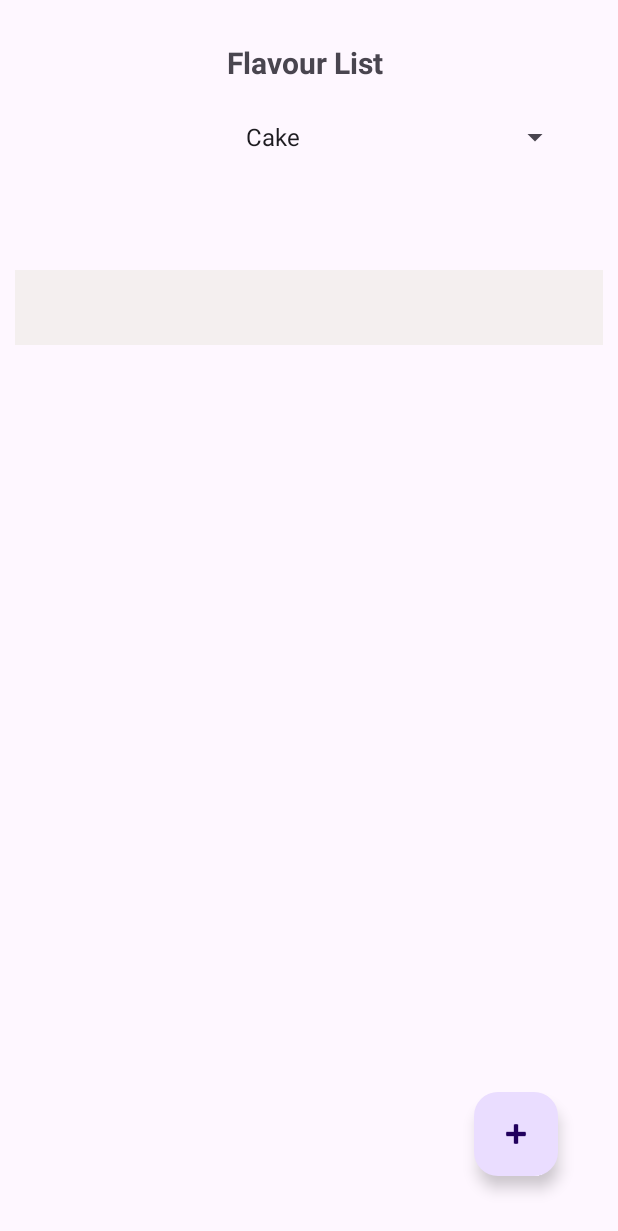
After one commit to Kirt22/Cake-Order-App, an Android app: the FlavourListOperations screen opened directly, with no data from a screen before it, on a phone screen of 412 x 824 dp. The commit adds this screen. Shown: the top 1231 px of the screen. Run offline under Robolectric (Android 15) with nearby library versions, the phone set to English and light mode, and no system bars; 2 statements that could not run were skipped.

Commit message:
commit 4

```diff
--- /dev/null
+++ b/app/src/main/java/com/example/recordapplication/FlavourListOperations.java
@@ -0,0 +1,204 @@
+package com.example.recordapplication;
+
+import androidx.appcompat.app.AppCompatActivity;
+import androidx.recyclerview.widget.LinearLayoutManager;
+import androidx.recyclerview.widget.RecyclerView;
+
+import android.content.Intent;
+import android.os.Bundle;
+import android.util.Log;
+import android.view.View;
+import android.widget.Adapter;
+import android.widget.AdapterView;
+import android.widget.ArrayAdapter;
+import android.widget.Spinner;
+
+import com.google.android.material.floatingactionbutton.FloatingActionButton;
+
+import java.util.ArrayList;
+
+public class FlavourListOperations extends AppCompatActivity implements FlavourRecyclerViewInterface ,AdapterView.OnItemSelectedListener, FlavourDialog.FlavourDialogListener {
+
+    private Spinner flavourSelectorSpinner;
+    private RecyclerView flavourListRv;
+    private FloatingActionButton addFlavourBtn;
+    private String bakeryType = "Cake";
+    private String dialogFlavour;
+    private ArrayList<flavoursModelClass> cakeFlavourList, cheeseCakeFlavourList, cupCakeFlavourList;
+    FlavoursAdapter flavoursAdapter;
+    FlavourRecyclerViewInterface flavourRecyclerViewInterface;
+
+    @Override
+    protected void onCreate(Bundle savedInstanceState) {
+        super.onCreate(savedInstanceState);
+        setContentView(R.layout.activity_flavour_list_operations);
+
+        initialiseViews();
+
+        String[] bakeryTypeList = getResources().getStringArray(R.array.Bakery_Type_Array);
+        ArrayAdapter adapter = new ArrayAdapter(this, android.R.layout.simple_spinner_item, bakeryTypeList);
+        adapter.setDropDownViewResource(android.R.layout.simple_spinner_dropdown_item);
+        flavourSelectorSpinner.setAdapter(adapter);
+        flavourSelectorSpinner.setOnItemSelectedListener(this);
+
+        Log.d("FlavourListOperations", "onCreate: bakeryType-" + bakeryType);
+
+        LinearLayoutManager linearLayoutManager = new LinearLayoutManager(this, LinearLayoutManager.VERTICAL, false);
+        flavourListRv.setLayoutManager(linearLayoutManager);
+
+        if(bakeryType.equals("Cake")) {
+            cakeFlavourList = generateFlavourList(cakeFlavourList, bakeryType);
+            if(cakeFlavourList != null) {
+                flavoursAdapter = new FlavoursAdapter(cakeFlavourList);
+                flavourListRv.setAdapter(flavoursAdapter);
+            } else {
+                Log.d("FlavourListOperations", "onCreate: CakeFlavourList empty");
+            }
+        } else if(bakeryType.equals("Cheese Cake")) {
+            cheeseCakeFlavourList = generateFlavourList(cheeseCakeFlavourList, bakeryType);
+            if(cheeseCakeFlavourList != null) {
+                flavoursAdapter = new FlavoursAdapter(cheeseCakeFlavourList);
+                flavourListRv.setAdapter(flavoursAdapter);
+            }
+        } else if(bakeryType.equals("Cup Cake")) {
+            cupCakeFlavourList = generateFlavourList(cupCakeFlavourList, bakeryType);
+            if(cupCakeFlavourList != null) {
+                flavoursAdapter = new FlavoursAdapter(cupCakeFlavourList);
+                flavourListRv.setAdapter(flavoursAdapter);
+            }
+        } else {
+            Log.d("FlavourListOperations", "onCreate: Error!");
+        }
+
+
+        addFlavourBtn.setOnClickListener(new View.OnClickListener() {
+            @Override
+            public void onClick(View v) {
+                openDialog();
+            }
+        });
+    }
+
+    private void initialiseViews() {
+        flavourListRv = findViewById(R.id.flavourListRv);
+        flavourSelectorSpinner = findViewById(R.id.flavourSelectorSpinner);
+        addFlavourBtn = findViewById(R.id.addFlavourBtn);
+    }
+
+    private void openDialog() {
+        FlavourDialog flavourDialog = new FlavourDialog();
+        flavourDialog.show(getSupportFragmentManager(), "Add Flavour Dialog");
+    }
+
+    private ArrayList<flavoursModelClass> generateFlavourList(ArrayList<flavoursModelClass> flavourList, String bakeryType) {
+        databaseHelper dbObj = new databaseHelper(FlavourListOperations.this);
+
+        if(bakeryType.equals("Cake")) {
+            flavourList = dbObj.getCakeFlavour();
+            return flavourList;
+        } else if(bakeryType.equals("Cheese Cake")) {
+            flavourList = dbObj.getCheeseCakeFlavour();
+            return flavourList;
+        } else if(bakeryType.equals("Cup Cake")) {
+            flavourList = dbObj.getCupCakeFlavour();
+            return flavourList;
+        } else {
+            Log.d("FlavourListOperations", "generateFlavourList: Error!");
+        }
+
+        return null;
+    }
+
+    @Override
+    public void applyText(String newFlavour) {
+        dialogFlavour = newFlavour;
+        databaseHelper dbObj = new databaseHelper(this);
+        boolean success;
+        ArrayList<flavoursModelClass> newFlavourList = new ArrayList<>();
+
+        if(bakeryType.equals("Cake")) {
+            success = dbObj.insertCakeFlavour(newFlavour);
+            if(success == true) {
+                newFlavourList = generateFlavourList(newFlavourList, "Cake");
+                if (flavoursAdapter == null) {
+                    flavoursAdapter = new FlavoursAdapter(newFlavourList);
+                    flavourListRv.setAdapter(flavoursAdapter);
+                } else {
+                    flavoursAdapter.notifyItemInserted(newFlavourList.size());
+                }
+            }else {
+                Log.d("FlavourListOperations", "applyText: error");
+            }
+        } else if(bakeryType.equals("Cheese Cake")) {
+            success = dbObj.insertCheeseCakeFlavour(newFlavour);
+            if(success == true) {
+                newFlavourList = generateFlavourList(newFlavourList, "Cheese Cake");
+                if (flavoursAdapter == null) {
+                    flavoursAdapter = new FlavoursAdapter(newFlavourList);
+                    flavourListRv.setAdapter(flavoursAdapter);
+                } else {
+                    flavoursAdapter.notifyDataSetChanged();
+                }
+            } else {
+                Log.d("FlavourListOperations", "applyText: error");
+            }
+        } else if(bakeryType.equals("Cup Cake")) {
+            success = dbObj.insertCupCakeFlavour(newFlavour);
+            if(success == true) {
+                newFlavourList = generateFlavourList(newFlavourList, "Cup Cake");
+                if (flavoursAdapter == null) {
+                    flavoursAdapter = new FlavoursAdapter(newFlavourList);
+                    flavourListRv.setAdapter(flavoursAdapter);
+                } else {
+                    flavoursAdapter.notifyDataSetChanged();
+                }
+            }
+            flavoursAdapter.notifyDataSetChanged();
+        } else {
+            Log.d("FlavourListOperations", "applyText: Failed to add item");
+        }
+    }
+
+    @Override
+    public void onItemSelected(AdapterView<?> parent, View view, int position, long id) {
+        String valFromSpinner = parent.getItemAtPosition(position).toString();
+        bakeryType = valFromSpinner;
+
+        if(bakeryType.equals("Cake")) {
+            cakeFlavourList = generateFlavourList(cakeFlavourList, bakeryType);
+            if(cakeFlavourList != null) {
+                flavoursAdapter = new FlavoursAdapter(cakeFlavourList);
+                flavourListRv.setAdapter(flavoursAdapter);
+            } else {
+                Log.d("FlavourListOperations", "onCreate: CakeFlavourList empty");
+            }
+        } else if(bakeryType.equals("Cheese Cake")) {
+            cheeseCakeFlavourList = generateFlavourList(cheeseCakeFlavourList, bakeryType);
+            if(cheeseCakeFlavourList != null) {
+                flavoursAdapter = new FlavoursAdapter(cheeseCakeFlavourList);
+                flavourListRv.setAdapter(flavoursAdapter);
+            }
+        } else if(bakeryType.equals("Cup Cake")) {
+            cupCakeFlavourList = generateFlavourList(cupCakeFlavourList, bakeryType);
+            if(cupCakeFlavourList != null) {
+                flavoursAdapter = new FlavoursAdapter(cupCakeFlavourList);
+                flavourListRv.setAdapter(flavoursAdapter);
+            }
+        } else {
+            Log.d("FlavourListOperations", "onCreate: Error!");
+        }
+
+        Log.d("FlavourListOperations", "onItemSelected: bakeryItem-" + bakeryType);
+    }
+
+    @Override
+    public void onNothingSelected(AdapterView<?> parent) {
+
+    }
+
+    @Override
+    public void itemClicked(flavoursModelClass flavoursModelClassObj) {
+        Intent intent = new Intent(FlavourListOperations.this, flavourOperations.class);
+
+    }
+}
--- /dev/null
+++ b/app/src/main/java/com/example/recordapplication/FlavourRecyclerViewInterface.java
@@ -0,0 +1,5 @@
+package com.example.recordapplication;
+
+public interface FlavourRecyclerViewInterface {
+    void itemClicked(flavoursModelClass flavoursModelClassObj);
+}
--- /dev/null
+++ b/app/src/main/java/com/example/recordapplication/FlavoursAdapter.java
@@ -0,0 +1,61 @@
+package com.example.recordapplication;
+
+import android.content.ContentValues;
+import android.content.Context;
+import android.view.LayoutInflater;
+import android.view.View;
+import android.view.ViewGroup;
+import android.widget.TextView;
+
+import androidx.annotation.NonNull;
+import androidx.cardview.widget.CardView;
+import androidx.recyclerview.widget.RecyclerView;
+
+import java.util.ArrayList;
+
+public class FlavoursAdapter extends RecyclerView.Adapter<FlavoursAdapter.myViewHolder> {
+    ArrayList<flavoursModelClass> newFlavour;
+    FlavourRecyclerViewInterface flavourRecyclerViewInterface;
+
+    public FlavoursAdapter(ArrayList<flavoursModelClass> newFlavour) {
+        this.newFlavour = newFlavour;
+    }
+
+    @NonNull
+    @Override
+    public FlavoursAdapter.myViewHolder onCreateViewHolder(@NonNull ViewGroup parent, int viewType) {
+        View view = LayoutInflater.from(parent.getContext()).inflate(R.layout.flavour_rv_itemlist, parent, false);
+        return new FlavoursAdapter.myViewHolder(view);
+    }
+
+    @Override
+    public void onBindViewHolder(@NonNull FlavoursAdapter.myViewHolder holder, int position) {
+        String flavour = newFlavour.get(position).getFlavour();
+        holder.newFlavour.setText(flavour);
+        flavoursModelClass flavoursModelClassObj = newFlavour.get(position);
+
+        holder.flavourCardView.setOnClickListener(new View.OnClickListener() {
+            @Override
+            public void onClick(View v) {
+                flavourRecyclerViewInterface.itemClicked(flavoursModelClassObj);
+            }
+        });
+    }
+
+    @Override
+    public int getItemCount() {
+        return newFlavour.size();
+    }
+
+
+    public class myViewHolder extends RecyclerView.ViewHolder {
+        TextView newFlavour;
+        CardView flavourCardView;
+
+        public myViewHolder(@NonNull View itemView) {
+            super(itemView);
+            flavourCardView = itemView.findViewById(R.id.flavourCardView);
+            newFlavour = itemView.findViewById(R.id.newFlavour);
+        }
+    }
+}
--- a/app/src/main/java/com/example/recordapplication/EditRecord.java
+++ b/app/src/main/java/com/example/recordapplication/flavourOperations.java
@@ -4,11 +4,11 @@ import androidx.appcompat.app.AppCompatActivity;
 
 import android.os.Bundle;
 
-public class EditRecord extends AppCompatActivity {
+public class flavourOperations extends AppCompatActivity {
 
     @Override
     protected void onCreate(Bundle savedInstanceState) {
         super.onCreate(savedInstanceState);
-        setContentView(R.layout.activity_edit_record);
+        setContentView(R.layout.activity_flavour_operations);
     }
 }
--- a/app/src/main/java/com/example/recordapplication/parentRvAdapter.java
+++ b/app/src/main/java/com/example/recordapplication/parentRvAdapter.java
@@ -62,7 +62,7 @@ public class parentRvAdapter extends RecyclerView.Adapter<parentRvAdapter.myView
         return parentRvModelClassArrayList.size();
     }
 
-    class myViewHolder extends RecyclerView.ViewHolder {
+    static class myViewHolder extends RecyclerView.ViewHolder {
 
         TextView parent_rv_tv2, noOrderMsgTxt;
         RecyclerView sub_rv;
--- /dev/null
+++ b/app/src/main/res/layout/activity_flavour_list_operations.xml
@@ -0,0 +1,53 @@
+<?xml version="1.0" encoding="utf-8"?>
+<androidx.constraintlayout.widget.ConstraintLayout xmlns:android="http://schemas.android.com/apk/res/android"
+    xmlns:app="http://schemas.android.com/apk/res-auto"
+    xmlns:tools="http://schemas.android.com/tools"
+    android:layout_width="match_parent"
+    android:layout_height="match_parent"
+    tools:context=".FlavourListOperations">
+
+    <TextView
+        android:id="@+id/flavourListTitle"
+        android:layout_width="wrap_content"
+        android:layout_height="wrap_content"
+        android:layout_marginTop="28dp"
+        android:text="Flavour List "
+        android:textSize="20dp"
+        android:textStyle="bold"
+        app:layout_constraintEnd_toEndOf="parent"
+        app:layout_constraintHorizontal_bias="0.498"
+        app:layout_constraintStart_toStartOf="parent"
+        app:layout_constraintTop_toTopOf="parent" />
+
+    <Spinner
+        android:id="@+id/flavourSelectorSpinner"
+        android:layout_width="350dp"
+        android:layout_height="wrap_content"
+        android:layout_marginTop="24dp"
+        android:textAlignment="center"
+        app:layout_constraintEnd_toEndOf="parent"
+        app:layout_constraintHorizontal_bias="0.491"
+        app:layout_constraintStart_toStartOf="parent"
+        app:layout_constraintTop_toBottomOf="@+id/flavourListTitle" />
+
+    <androidx.recyclerview.widget.RecyclerView
+        android:id="@+id/flavourListRv"
+        android:layout_width="match_parent"
+        android:layout_height="600dp"
+        android:layout_marginTop="12dp"
+        app:layout_constraintBottom_toBottomOf="parent"
+        app:layout_constraintEnd_toEndOf="parent"
+        app:layout_constraintStart_toStartOf="parent"
+        app:layout_constraintTop_toBottomOf="@+id/flavourSelectorSpinner" />
+
+    <com.google.android.material.floatingactionbutton.FloatingActionButton
+        android:id="@+id/addFlavourBtn"
+        android:layout_width="wrap_content"
+        android:layout_height="wrap_content"
+        android:layout_marginEnd="40dp"
+        android:layout_marginBottom="40dp"
+        android:clickable="true"
+        app:layout_constraintBottom_toBottomOf="parent"
+        app:layout_constraintEnd_toEndOf="parent"
+        app:srcCompat="@android:drawable/ic_input_add" />
+</androidx.constraintlayout.widget.ConstraintLayout>
--- /dev/null
+++ b/app/src/main/res/layout/flavour_rv_itemlist.xml
@@ -0,0 +1,40 @@
+<?xml version="1.0" encoding="utf-8"?>
+<androidx.constraintlayout.widget.ConstraintLayout xmlns:android="http://schemas.android.com/apk/res/android"
+    xmlns:app="http://schemas.android.com/apk/res-auto"
+    xmlns:tools="http://schemas.android.com/tools"
+    android:layout_width="wrap_content"
+    android:layout_height="wrap_content"
+    android:padding="10dp">
+
+
+    <androidx.cardview.widget.CardView
+        android:id="@+id/flavourCardView"
+        android:layout_width="400dp"
+        android:layout_height="50dp"
+        android:textAlignment="center"
+        app:cardBackgroundColor="@color/Grey"
+        app:layout_constraintBottom_toBottomOf="parent"
+        app:layout_constraintEnd_toEndOf="parent"
+        app:layout_constraintStart_toStartOf="parent"
+        app:layout_constraintTop_toTopOf="parent">
+
+
+        <androidx.constraintlayout.widget.ConstraintLayout
+            android:layout_width="match_parent"
+            android:layout_height="match_parent">
+
+            <TextView
+                android:id="@+id/newFlavour"
+                android:layout_width="wrap_content"
+                android:layout_height="wrap_content"
+                android:text="Flavour"
+                android:textAlignment="center"
+                android:textSize="18dp"
+                android:textStyle="bold"
+                app:layout_constraintBottom_toBottomOf="parent"
+                app:layout_constraintEnd_toEndOf="parent"
+                app:layout_constraintStart_toStartOf="parent"
+                app:layout_constraintTop_toTopOf="parent" />
+        </androidx.constraintlayout.widget.ConstraintLayout>
+    </androidx.cardview.widget.CardView>
+</androidx.constraintlayout.widget.ConstraintLayout>
```
Also changed, not shown: app/src/main/AndroidManifest.xml (+5 -2 lines), app/src/main/java/com/example/recordapplication/AddRecord.java (+60 -47 lines), app/src/main/java/com/example/recordapplication/FlavourDialog.java (added, +64 -0 lines), app/src/main/java/com/example/recordapplication/MainActivity.java (+4 -5 lines), app/src/main/java/com/example/recordapplication/databaseHelper.java (+29 -16 lines), app/src/main/java/com/example/recordapplication/flavoursModelClass.java (added, +35 -0 lines), app/src/main/res/layout/activity_flavour_operations.xml (added, +9 -0 lines), app/src/main/res/layout/activity_main.xml (+4 -4 lines), app/src/main/res/layout/add_flavour_dialog.xml (added, +12 -0 lines).
